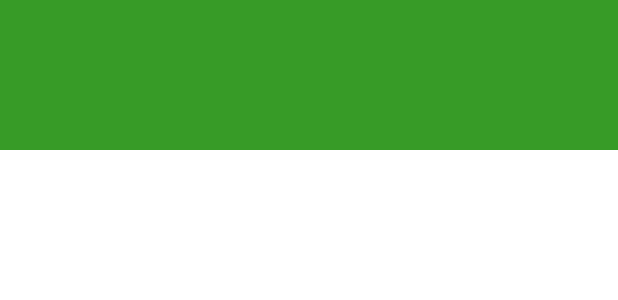
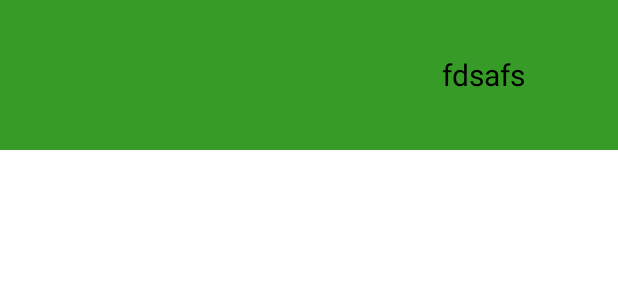
Before and after one commit to NEK1600/Notification, an Android app: the layout notify_element.xml on its own in the app's theme, with its tools: preview values and no code run, on a phone screen of 412 x 824 dp. Shown: the top 300 px of the screen. Run offline under Robolectric (Android 15) with nearby library versions, the phone set to English and light mode, and no system bars.

Commit message:
output time

```diff
--- a/app/src/main/java/com/example/myapplication/adapters/AdapterNotify.kt
+++ b/app/src/main/java/com/example/myapplication/adapters/AdapterNotify.kt
@@ -19,6 +19,7 @@ class AdapterNotify : RecyclerView.Adapter<AdapterNotify.AdapterViewHolder>() {
 
     override fun onBindViewHolder(holder: AdapterViewHolder, position: Int) {
         holder.textView.text = listNotify[position].title
+        holder.textViewTimePerson.text = listNotify[position].timePerson
     }
 
     override fun getItemCount(): Int {
@@ -29,6 +30,7 @@ class AdapterNotify : RecyclerView.Adapter<AdapterNotify.AdapterViewHolder>() {
 
     class AdapterViewHolder(view: View) : RecyclerView.ViewHolder(view){
         val textView: TextView = itemView.findViewById(R.id.tx)
+        val textViewTimePerson: TextView = itemView.findViewById(R.id.txTimePerson)
     }
 
 
--- a/app/src/main/java/com/example/myapplication/db/DbNotify.kt
+++ b/app/src/main/java/com/example/myapplication/db/DbNotify.kt
@@ -8,7 +8,7 @@ import com.example.myapplication.db.dao.DaoNotify
 import com.example.myapplication.db.model.ModelNotify
 import kotlinx.coroutines.CoroutineScope
 
-@Database(entities = [ModelNotify::class], version = 1)
+@Database(entities = [ModelNotify::class], version = 2)
 abstract class DbNotify : RoomDatabase() {
 
     abstract fun notifyDao():DaoNotify
@@ -20,7 +20,7 @@ abstract class DbNotify : RoomDatabase() {
         fun getDatabase(context: Context,scope: CoroutineScope): DbNotify {
 
             return if (INSTANCE == null) {
-                INSTANCE = Room.databaseBuilder(context,DbNotify::class.java,"db").build()
+                INSTANCE = Room.databaseBuilder(context,DbNotify::class.java,"dbF2").build()
                 INSTANCE as DbNotify
             }else{
                 INSTANCE as DbNotify
--- a/app/src/main/res/layout/notify_element.xml
+++ b/app/src/main/res/layout/notify_element.xml
@@ -7,11 +7,26 @@
     android:layout_marginBottom="20sp">
     <TextView
         android:id="@+id/tx"
-        android:layout_width="200dp"
+        android:layout_width="wrap_content"
         android:textColor="@color/black"
         android:textSize="20sp"
         android:padding="10sp"
-        android:layout_height="match_parent"/>
+        android:layout_height="match_parent"
+        android:layout_toStartOf="@+id/txTimePerson"
+        android:layout_alignParentStart="true"
+        />
+    <TextView
+        android:id="@+id/txTimePerson"
+        android:layout_width="180dp"
+        android:layout_height="match_parent"
+        android:textColor="@color/black"
+        android:textSize="20sp"
+        android:padding="10sp"
+        android:text="fdsafs"
+        android:layout_alignParentEnd="true"
+        android:gravity="center"
+        />
+
 
 
 </RelativeLayout>
--- a/app/src/main/res/values/strings.xml
+++ b/app/src/main/res/values/strings.xml
@@ -1,5 +1,5 @@
 <resources>
-    <string name="app_name">My Application</string>
+    <string name="app_name">notify</string>
     <!-- TODO: Remove or change this placeholder text -->
     <string name="hello_blank_fragment">Hello blank fragment</string>
 </resources>
--- a/app/src/main/res/values/themes.xml
+++ b/app/src/main/res/values/themes.xml
@@ -1,6 +1,6 @@
 <resources xmlns:tools="http://schemas.android.com/tools">
     <!-- Base application theme. -->
-    <style name="Theme.MyApplication" parent="Theme.MaterialComponents.DayNight.DarkActionBar">
+    <style name="Theme.MyApplication" parent="Theme.MaterialComponents.DayNight.NoActionBar">
         <!-- Primary brand color. -->
         <item name="colorPrimary">@color/purple_500</item>
         <item name="colorPrimaryVariant">@color/purple_700</item>
```
Also changed, not shown: app/src/main/java/com/example/myapplication/EditActivity.kt (+15 -18 lines), app/src/main/java/com/example/myapplication/db/model/ModelNotify.kt (+8 -1 lines), app/src/main/res/layout/activity_edit.xml (+2 -9 lines).
